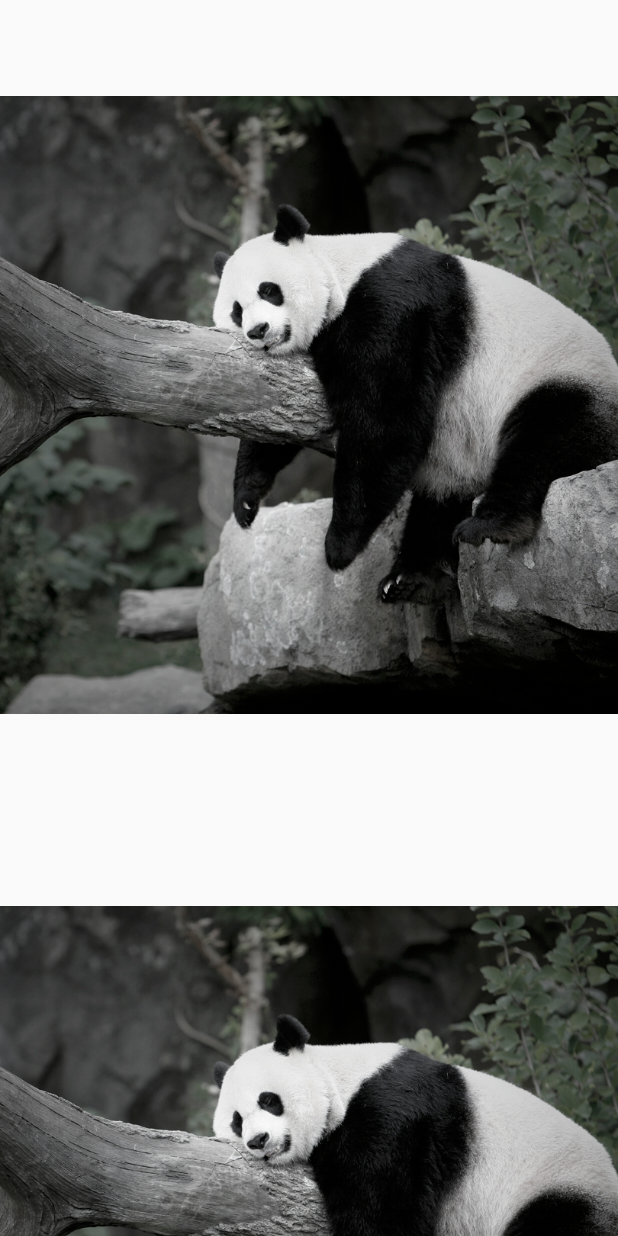
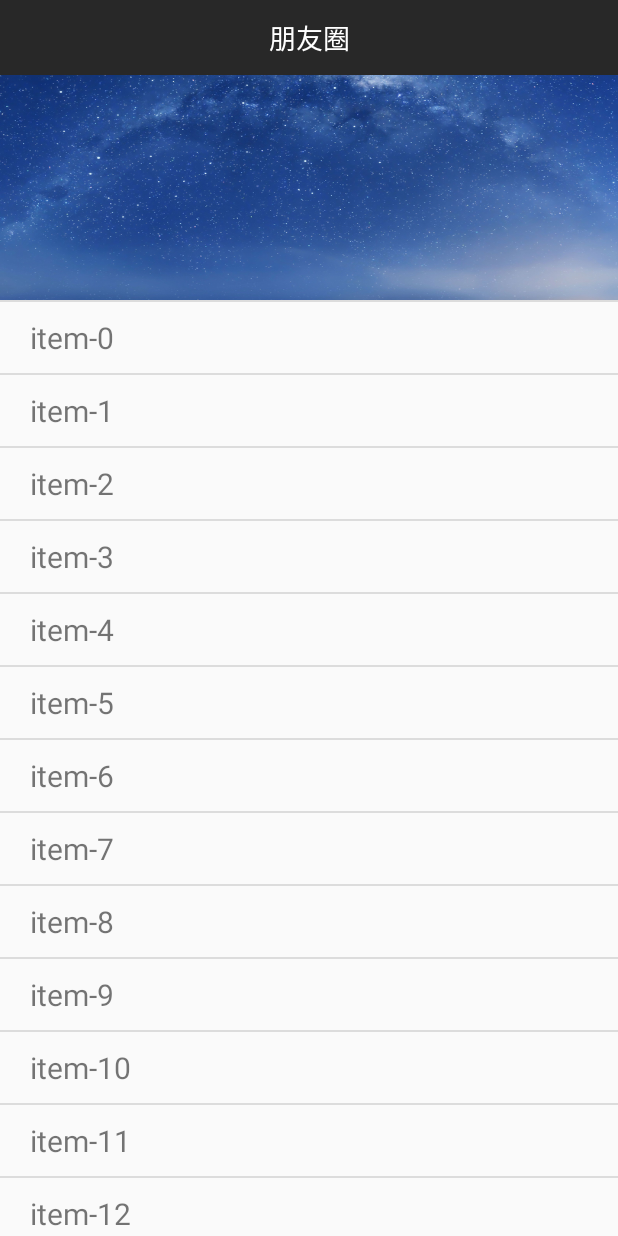
Before and after one commit to mickyliu945/WeiXinCircleListView, an Android app: the screen it shows after launch (MainActivity), on a phone screen of 412 x 824 dp. Run offline under Robolectric (Android 15) with nearby library versions, the phone set to English and light mode, and no system bars.

```diff
--- a/app/src/main/java/com/micky/weixinxlistview/MainActivity.java
+++ b/app/src/main/java/com/micky/weixinxlistview/MainActivity.java
@@ -10,23 +10,35 @@ import android.view.View;
 import android.view.Menu;
 import android.view.MenuItem;
 
+import com.micky.weixinxlistview.xlistview.XListView;
 import com.micky.weixinxlistview.xlistview.XScrollView;
 
-public class MainActivity extends AppCompatActivity implements XScrollView.IXScrollViewListener{
+import java.util.ArrayList;
+import java.util.List;
 
-    private XScrollView mScrollView;
+public class MainActivity extends AppCompatActivity implements XListView.IXListViewListener{
+
+    private XListView mListView;
 
     @Override
     protected void onCreate(Bundle savedInstanceState) {
         super.onCreate(savedInstanceState);
         setContentView(R.layout.activity_main);
 
-        mScrollView = (XScrollView) findViewById(R.id.scroll_view);
-        mScrollView.setPullLoadEnable(false);
-        mScrollView.setPullRefreshEnable(true);
-        mScrollView.setIXScrollViewListener(this);
-        View contentView = getLayoutInflater().inflate(R.layout.content_main, null);
-        mScrollView.setView(contentView);
+        mListView = (XListView) findViewById(R.id.list_view);
+        mListView.setPullLoadEnable(true);
+        mListView.setPullRefreshEnable(true);
+        mListView.setXListViewListener(this);
+        UserAdapter adapter = new UserAdapter(this, initData());
+        mListView.setAdapter(adapter);
+    }
+
+    private List<String> initData() {
+        List<String> list = new ArrayList<String>();
+        for (int i = 0; i < 100; i++) {
+            list.add("item-" + i);
+        }
+        return list;
     }
 
     @Override
@@ -34,13 +46,20 @@ public class MainActivity extends AppCompatActivity implements XScrollView.IXScr
         new Handler().postDelayed(new Runnable() {
             @Override
             public void run() {
-                mScrollView.stopRefresh();
+                mListView.stopRefresh();
+                mListView.stopLoadMore();
             }
         }, 2000);
     }
 
     @Override
     public void onLoadMore() {
-
+        new Handler().postDelayed(new Runnable() {
+            @Override
+            public void run() {
+                mListView.stopRefresh();
+                mListView.stopLoadMore();
+            }
+        }, 2000);
     }
 }
--- /dev/null
+++ b/app/src/main/java/com/micky/weixinxlistview/UserAdapter.java
@@ -0,0 +1,59 @@
+package com.micky.weixinxlistview;
+
+import android.content.Context;
+import android.view.LayoutInflater;
+import android.view.View;
+import android.view.ViewGroup;
+import android.widget.BaseAdapter;
+import android.widget.TextView;
+
+import java.util.List;
+
+/**
+ * Created by MickyLiu on 2015/12/2.
+ */
+public class UserAdapter extends BaseAdapter {
+
+    private LayoutInflater mLayoutInflater;
+    private List<String> mDataList;
+
+    public UserAdapter(Context context, List<String> list) {
+        mLayoutInflater = LayoutInflater.from(context);
+        mDataList = list;
+    }
+
+    @Override
+    public int getCount() {
+        return mDataList == null ? 0 : mDataList.size();
+    }
+
+    @Override
+    public String getItem(int position) {
+        return mDataList.get(position);
+    }
+
+    @Override
+    public long getItemId(int position) {
+        return position;
+    }
+
+    @Override
+    public View getView(int position, View convertView, ViewGroup parent) {
+        Holder holder = null;
+        if (convertView == null) {
+            convertView = mLayoutInflater.inflate(R.layout.item_user, null);
+            holder = new Holder();
+            holder.tvName = (TextView) convertView.findViewById(R.id.tv_name);
+            convertView.setTag(holder);
+        } else {
+            holder = (Holder)convertView.getTag();
+        }
+        holder.tvName.setText(getItem(position));
+        return convertView;
+    }
+
+    class Holder {
+        TextView tvName;
+    }
+
+}
--- a/app/src/main/java/com/micky/weixinxlistview/xlistview/XScrollView.java
+++ b/app/src/main/java/com/micky/weixinxlistview/xlistview/XScrollView.java
@@ -89,7 +89,6 @@ public class XScrollView extends ScrollView implements OnScrollListener {
         mHeaderView = new XListViewHeader(context);
         mHeaderViewContent = (RelativeLayout) mHeaderView.findViewById(R.id
                 .xlistview_header_content);
-        mHeaderTimeView = (TextView) mHeaderView.findViewById(R.id.xlistview_header_time);
         addHeaderView(mHeaderView);
 
         // init footer view
--- a/app/src/main/res/layout/activity_main.xml
+++ b/app/src/main/res/layout/activity_main.xml
@@ -1,12 +1,27 @@
 <?xml version="1.0" encoding="utf-8"?>
-<RelativeLayout xmlns:android="http://schemas.android.com/apk/res/android"
-    xmlns:tools="http://schemas.android.com/tools"
+<FrameLayout xmlns:android="http://schemas.android.com/apk/res/android"
     android:layout_width="match_parent"
     android:layout_height="match_parent"
-    tools:context="com.micky.weixinxlistview.MainActivity"
-    tools:showIn="@layout/activity_main">
-    <com.micky.weixinxlistview.xlistview.XScrollView
-        android:id="@+id/scroll_view"
+    android:orientation="vertical">
+
+    <com.micky.weixinxlistview.xlistview.XListView
+        android:id="@+id/list_view"
         android:layout_width="match_parent"
         android:layout_height="match_parent"/>
-</RelativeLayout>
+
+    <LinearLayout
+        android:layout_width="match_parent"
+        android:layout_height="50dp"
+        android:gravity="center_vertical"
+        android:orientation="horizontal"
+        android:background="#282828">
+        <TextView
+            android:layout_width="match_parent"
+            android:layout_height="wrap_content"
+            android:gravity="center"
+            android:textColor="@android:color/white"
+            android:textSize="18dp"
+            android:text="@string/friend_circle"/>
+    </LinearLayout>
+
+</FrameLayout>
--- a/app/src/main/res/layout/content_main.xml
+++ b/app/src/main/res/layout/item_user.xml
@@ -6,13 +6,13 @@
     android:orientation="vertical"
     tools:showIn="@layout/activity_main">
 
-    <ImageView
+    <TextView
+        android:id="@+id/tv_name"
         android:layout_width="wrap_content"
         android:layout_height="wrap_content"
-        android:src="@mipmap/test"/>
+        android:layout_marginTop="10dp"
+        android:layout_marginBottom="10dp"
+        android:layout_marginLeft="20dp"
+        android:textSize="20dp"/>
 
-    <ImageView
-        android:layout_width="wrap_content"
-        android:layout_height="wrap_content"
-        android:src="@mipmap/test"/>
 </LinearLayout>
--- a/app/src/main/res/values/strings.xml
+++ b/app/src/main/res/values/strings.xml
@@ -12,4 +12,6 @@
     <string name="xlistview_header_hint_refresh_loading">正在刷新&#8230;</string>
     <string name="xlistview_footer_hint_normal">查看更多</string>
     <string name="xlistview_footer_hint_ready">松开载入更多</string>
+
+    <string name="friend_circle">朋友圈</string>
 </resources>
```
Also changed, not shown: app/src/main/java/com/micky/weixinxlistview/xlistview/XListView.java (+14 -10 lines), app/src/main/java/com/micky/weixinxlistview/xlistview/XListViewHeader.java (+37 -41 lines), app/src/main/res/layout/vw_xlistview_header.xml (+5 -37 lines), app/src/main/res/mipmap-xhdpi/test.jpg (deleted), app/src/main/res/mipmap-xhdpi/wz_t_title_bg.png (added).
